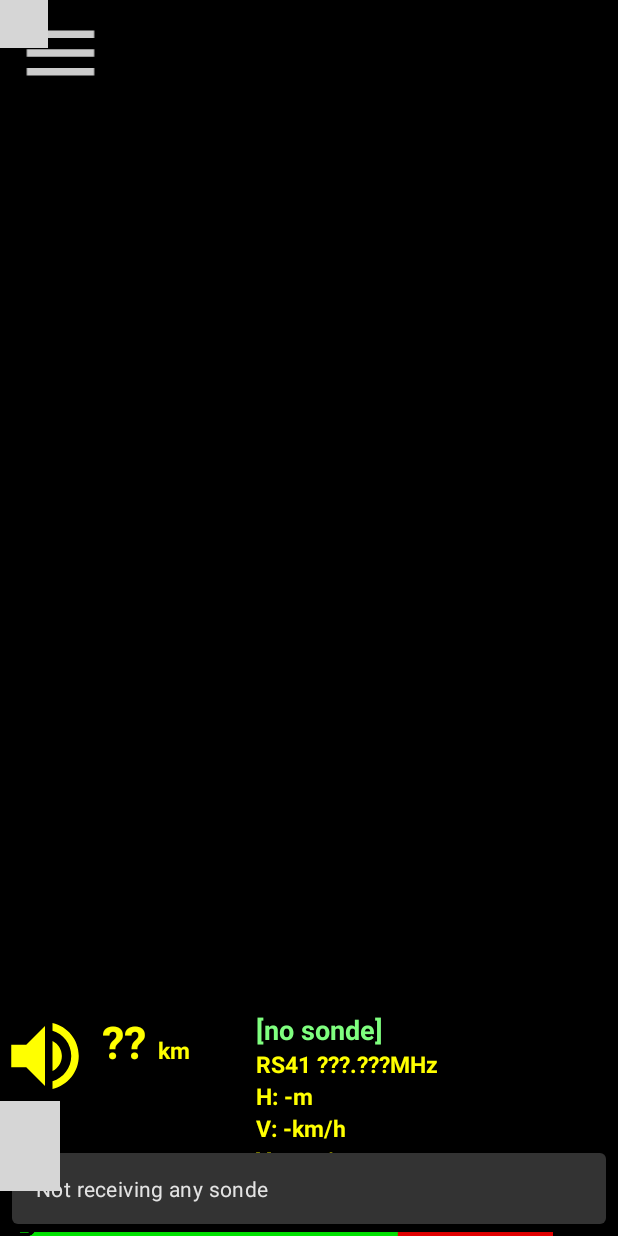
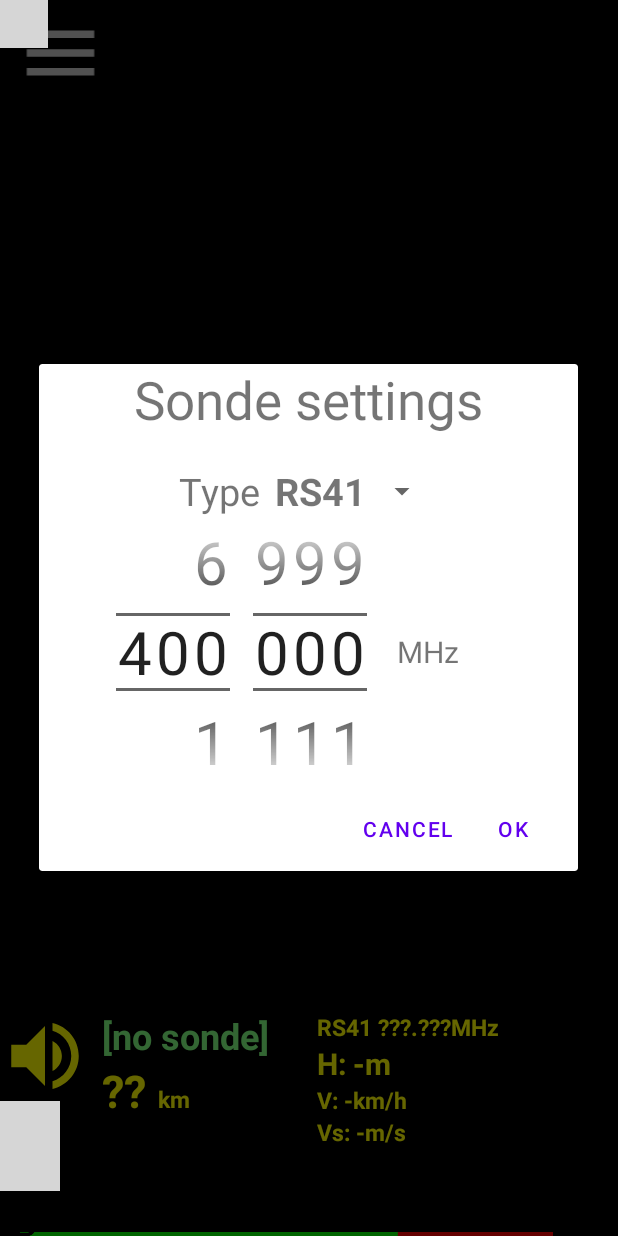
Before and after one commit to buttim/TrovaLaSonda, an Android app: the screen it shows after launch (FullscreenActivity), after a tap on an icon or button, on a phone screen of 412 x 824 dp. Run offline under Robolectric (Android 15) with nearby library versions, the phone set to English and light mode, and no system bars; our stand-ins replace RxJava; libraries missing offline, so code that uses them is left out: com.harrysoft.androidbluetoothserial, org.osmdroid.config, org.osmdroid.events, org.osmdroid.tileprovider, org.osmdroid.util and 1 more; plain views replace BatteryMeterView, MapView; 9 statements that could not run were skipped; 3 other taps on this screen came first; grey boxes are pictures that could not be loaded.

Commit message:
fixes some bugs (prediction), corrects colors

```diff
--- a/app/build.gradle
+++ b/app/build.gradle
@@ -46,7 +46,7 @@
 
     defaultConfig {
         applicationId "eu.ydiaeresis.trovalasonda"
-        minSdkVersion 24
+        minSdkVersion 21
         targetSdkVersion 33
 
         versionCode 100000+versionBuild
--- a/app/src/main/java/eu/ydiaeresis/trovalasonda/FullscreenActivity.kt
+++ b/app/src/main/java/eu/ydiaeresis/trovalasonda/FullscreenActivity.kt
@@ -473,7 +473,7 @@
             updateSondeDirection()
         }
         timeLastSeen = Instant.now()
-        if (nPositionsReceived>10 && lastPrediction==null || Instant.now().epochSecond-(lastPrediction?.epochSecond?:0)>60) {
+        if (nPositionsReceived>10 && (lastPrediction==null || Instant.now().epochSecond-(lastPrediction?.epochSecond?:0)>60)) {
             lastPrediction=Instant.now()
             predict(lat,lon,alt)
         }
@@ -1094,7 +1094,7 @@
             closeMenu()
         else
             AlertDialog.Builder(this)
-                    .setIcon(android.R.drawable.ic_dialog_alert)
+                    .setIconAttribute(android.R.attr.alertDialogIcon)
                     .setTitle("TrovaLaSonda")
                     .setMessage("Are you sure you want to exit?")
                     .setPositiveButton("Yes") { _, _ ->
--- a/app/src/main/res/drawable/ic_question_mark.xml
+++ b/app/src/main/res/drawable/ic_question_mark.xml
@@ -2,7 +2,8 @@
     android:width="24dp"
     android:height="24dp"
     android:viewportWidth="24"
-    android:viewportHeight="24">
+    android:viewportHeight="24"
+    android:alpha="0.8">
   <path
       android:pathData="m9.333,15.01v-0.914q0,-1.245 0.533,-2.108 0.533,-0.889 1.829,-1.829 1.143,-0.813 1.626,-1.397 0.508,-0.61 0.508,-1.422 0,-0.787 -0.61,-1.219 -0.584,-0.432 -1.651,-0.432 -1.067,0 -2.108,0.33 -1.041,0.33 -2.134,0.889l-1.346,-2.718q1.245,-0.686 2.692,-1.118 1.448,-0.432 3.175,-0.432 2.642,0 4.089,1.27 1.473,1.27 1.473,3.226 0,1.041 -0.33,1.803 -0.33,0.762 -0.991,1.422 -0.66,0.66 -1.651,1.372 -0.762,0.559 -1.168,0.94 -0.381,0.356 -0.533,0.737 -0.127,0.356 -0.127,0.864v0.737zM8.927,19.252q0,-1.168 0.635,-1.626 0.635,-0.483 1.549,-0.483 0.889,0 1.524,0.483 0.635,0.457 0.635,1.626 0,1.118 -0.635,1.626 -0.635,0.483 -1.524,0.483 -0.914,0 -1.549,-0.483 -0.635,-0.508 -0.635,-1.626z"
       android:strokeWidth="0.264583"
--- a/app/src/main/res/layout/activity_fullscreen.xml
+++ b/app/src/main/res/layout/activity_fullscreen.xml
@@ -13,7 +13,8 @@
         android:layout_width="wrap_content"
         android:layout_height="wrap_content"
         android:clickable="true"
-        android:focusable="true" />
+        android:focusable="true" >
+    </org.osmdroid.views.MapView>
 
     <ProgressBar
         android:id="@+id/progress"
@@ -62,17 +63,30 @@
             app:layout_constraintBottom_toTopOf="@+id/rssi"/>
 
         <TextView
+            android:id="@+id/id"
+            android:layout_width="wrap_content"
+            android:layout_height="wrap_content"
+            android:layout_marginStart="8dp"
+            android:gravity="center"
+            android:text="@string/no_sonde"
+            android:textColor="#7FFF7F"
+            android:textSize="24sp"
+            android:textStyle="bold"
+            app:layout_constraintLeft_toRightOf="@id/buzzer"
+            app:layout_constraintTop_toTopOf="parent" />
+
+        <TextView
             android:id="@+id/distance"
             android:layout_width="0dp"
             android:layout_height="wrap_content"
-            android:layout_marginLeft="8dp"
+            android:layout_marginStart="8dp"
             android:gravity="end"
             android:text="\??"
             android:textColor="@color/yellow"
             android:textSize="30sp"
             android:textStyle="bold"
             app:layout_constraintLeft_toRightOf="@+id/buzzer"
-            app:layout_constraintTop_toTopOf="parent"
+            app:layout_constraintTop_toBottomOf="@+id/id"
             tools:ignore="HardcodedText" />
 
         <TextView
@@ -84,16 +98,14 @@
             android:textColor="@color/yellow"
             android:textSize="15sp"
             android:textStyle="bold"
-            app:layout_constraintBaseline_toBaselineOf="@+id/distance"
-            app:layout_constraintStart_toEndOf="@+id/distance" />
+            app:layout_constraintBaseline_toBaselineOf="@id/distance"
+            app:layout_constraintStart_toEndOf="@id/distance" />
 
         <TextView
             android:id="@+id/bk"
             android:layout_width="wrap_content"
             android:layout_height="wrap_content"
             android:layout_gravity="center_horizontal"
-            android:layout_marginLeft="8dp"
-            android:layout_marginEnd="8dp"
             android:background="#80000000"
             android:gravity="center"
             android:text="BK 8:30:00"
@@ -101,50 +113,39 @@
             android:textSize="20sp"
             android:textStyle="bold"
             android:visibility="gone"
-            app:layout_constraintEnd_toStartOf="@+id/height"
-            app:layout_constraintLeft_toRightOf="@+id/buzzer"
-            app:layout_constraintRight_toLeftOf="@+id/id"
-            app:layout_constraintTop_toBottomOf="@+id/distance"
+            app:layout_constraintBottom_toTopOf="@+id/rssi"
+            app:layout_constraintEnd_toStartOf="@+id/type"
+            app:layout_constraintStart_toEndOf="@+id/battery_meter"
+            app:layout_constraintTop_toBottomOf="@id/distance"
             tools:ignore="HardcodedText" />
-
-        <TextView
-            android:id="@+id/id"
-            android:layout_width="wrap_content"
-            android:layout_height="wrap_content"
-            android:gravity="center"
-            android:text="@string/no_sonde"
-            android:textColor="#7FFF7F"
-            android:textSize="18sp"
-            android:textStyle="bold"
-            app:layout_constraintHorizontal_bias="0.22"
-            app:layout_constraintLeft_toRightOf="@id/unit"
-            app:layout_constraintRight_toRightOf="parent"
-            app:layout_constraintTop_toTopOf="parent" />
 
         <TextView
             android:id="@+id/type"
             android:layout_width="wrap_content"
             android:layout_height="wrap_content"
+            android:layout_marginStart="32dp"
+            android:text="RS41 ???.???MHz"
+            android:textColor="@color/yellow"
             android:textSize="15sp"
             android:textStyle="bold"
-            android:textColor="@color/yellow"
-            android:text="RS41 ???.???MHz"
-            tools:ignore="HardcodedText"
-            app:layout_constraintTop_toBottomOf="@id/id"
-            app:layout_constraintLeft_toLeftOf="@+id/id"/>
+            app:layout_constraintLeft_toRightOf="@+id/id"
+            app:layout_constraintTop_toTopOf="parent"
+            tools:ignore="HardcodedText" />
 
         <TextView
             android:id="@+id/height"
             android:layout_width="wrap_content"
             android:layout_height="0dp"
-            android:textSize="15sp"
+            android:layout_weight="1"
+            android:text="H: -m"
+            android:textColor="@color/yellow"
+            android:textSize="20sp"
             android:textStyle="bold"
-            android:layout_weight="1"
-            android:textColor="@color/yellow"
-            android:text="H: -m"
-            tools:ignore="HardcodedText"
+            app:layout_constraintHorizontal_bias="0.0"
+            app:layout_constraintLeft_toLeftOf="@+id/type"
+            app:layout_constraintRight_toRightOf="parent"
             app:layout_constraintTop_toBottomOf="@id/type"
-            app:layout_constraintLeft_toLeftOf="@+id/id"/>
+            tools:ignore="HardcodedText" />
 
         <TextView
             android:id="@+id/horizontal_speed"
@@ -157,7 +158,7 @@
             android:text="V: -km/h"
             tools:ignore="HardcodedText"
             app:layout_constraintTop_toBottomOf="@id/height"
-            app:layout_constraintLeft_toLeftOf="@+id/id" />
+            app:layout_constraintLeft_toLeftOf="@+id/type" />
 
         <TextView
             android:id="@+id/vertical_speed"
@@ -170,7 +171,7 @@
             android:text="Vs: -m/s"
             tools:ignore="HardcodedText"
             app:layout_constraintTop_toBottomOf="@id/horizontal_speed"
-            app:layout_constraintLeft_toLeftOf="@+id/id" />
+            app:layout_constraintLeft_toLeftOf="@+id/type" />
 
         <TextView
             android:id="@+id/direction"
@@ -179,9 +180,8 @@
             android:layout_alignParentEnd="true"
             android:textColor="#FFFF00"
             android:textSize="40sp"
-            app:layout_constraintBottom_toBottomOf="@id/vertical_speed"
-            app:layout_constraintHorizontal_bias="1.0"
-            app:layout_constraintLeft_toRightOf="@+id/height"
+            android:text=''
+            app:layout_constraintBottom_toBottomOf="parent"
             app:layout_constraintRight_toRightOf="parent"
             app:layout_constraintTop_toTopOf="@id/height"
             tools:ignore="HardcodedText" />
@@ -203,7 +203,8 @@
             android:progressDrawable="@drawable/background"
             app:layout_constraintBottom_toBottomOf="parent"
             app:layout_constraintEnd_toStartOf="@+id/dbm"
-            app:layout_constraintStart_toStartOf="parent" />
+            app:layout_constraintStart_toStartOf="parent"
+            tools:ignore="RtlSymmetry" />
 
         <TextView
             android:id="@+id/dbm"
@@ -222,7 +223,7 @@
         android:orientation="vertical"
         android:layout_width="70dp"
         android:layout_height="wrap_content"
-        android:background="#40000000"
+        android:background="#80000000"
         android:animateLayoutChanges="true"
         android:layout_marginTop="5dp"
         android:layout_marginStart="5dp"
@@ -274,12 +275,12 @@
             android:layout_width="fill_parent"
             android:layout_height="60dp"
             android:src="@drawable/ic_question_mark"
-            android:contentDescription="@string/settings" />
+            android:contentDescription="@string/help" />
     </LinearLayout>
 
     <LinearLayout
         android:id="@+id/coords"
-        android:background="#40000000"
+        android:background="#80000000"
         android:layout_marginTop="20dp"
         android:layout_gravity="end|top"
         android:visibility="gone"
@@ -292,6 +293,7 @@
             android:layout_marginEnd="20dp"
             android:textSize="25sp"
             android:textStyle="bold"
+            android:textColor="@color/white"
             android:layout_gravity="end|top"
             />
         <TextView
@@ -301,19 +303,8 @@
             android:layout_marginEnd="20dp"
             android:textSize="25sp"
             android:textStyle="bold"
+            android:textColor="@color/white"
             android:layout_gravity="end|top"
             />
     </LinearLayout>
-    <!--<TextView
-        android:id="@+id/coords"
-        android:background="#40000000"
-        android:clickable="true"
-        android:textSize="25sp"
-        android:visibility="gone"
-        android:textStyle="bold"
-        android:layout_gravity="end|top"
-        android:layout_marginTop="20dp"
-        android:layout_marginEnd="20dp"
-        android:layout_width="wrap_content"
-        android:layout_height="wrap_content"/>-->
 </FrameLayout>
--- a/app/src/main/res/values-night/themes.xml
+++ b/app/src/main/res/values-night/themes.xml
@@ -2,7 +2,7 @@
     <!-- Base application theme. -->
     <style name="Theme.TrovaLaSonda" parent="Theme.MaterialComponents.DayNight.DarkActionBar">
         <!-- Primary brand color. -->
-        <item name="colorPrimary">@color/purple_200</item>
+        <item name="colorPrimary">@color/yellow</item>
         <item name="colorPrimaryVariant">@color/purple_700</item>
         <item name="colorOnPrimary">@color/black</item>
         <!-- Secondary brand color. -->
--- a/app/src/main/res/values/strings.xml
+++ b/app/src/main/res/values/strings.xml
@@ -38,6 +38,7 @@
     <string name="settings">Settings</string>
     <string name="save">Save</string>
     <string name="title_activity_scrolling">Trova la sonda</string>
+    <string name="help">Help</string>
     <string-array name="display_types">
         <item>SSD1306</item>
         <item>SH1106</item>
```
Also changed, not shown: 1 other file.
